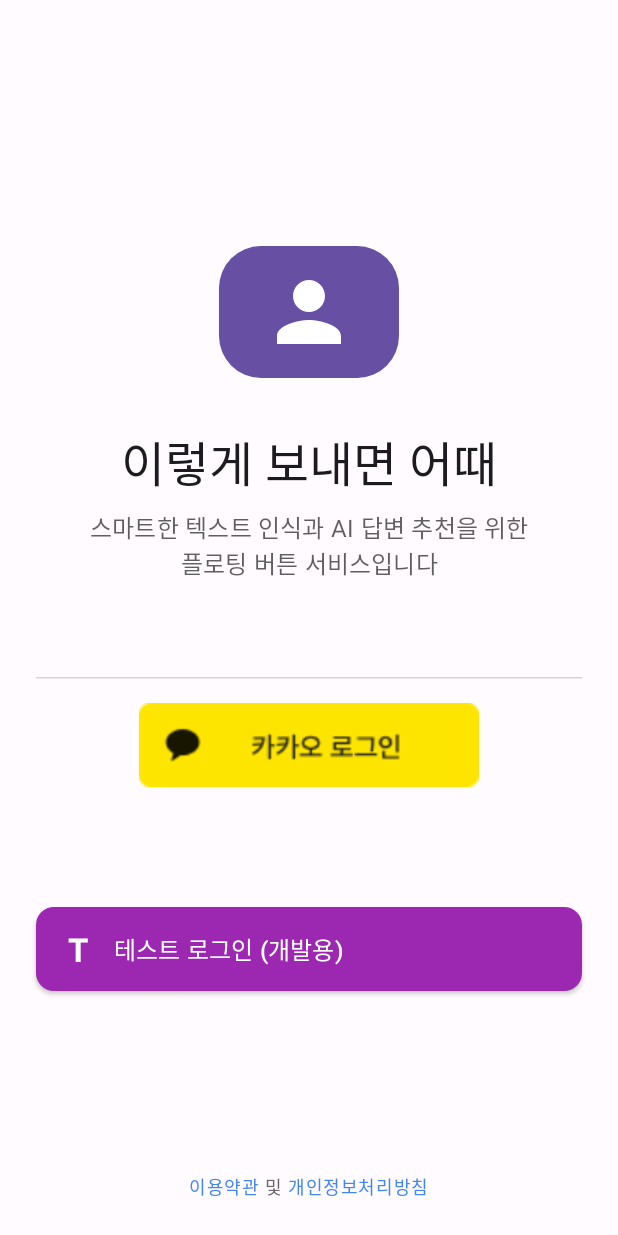
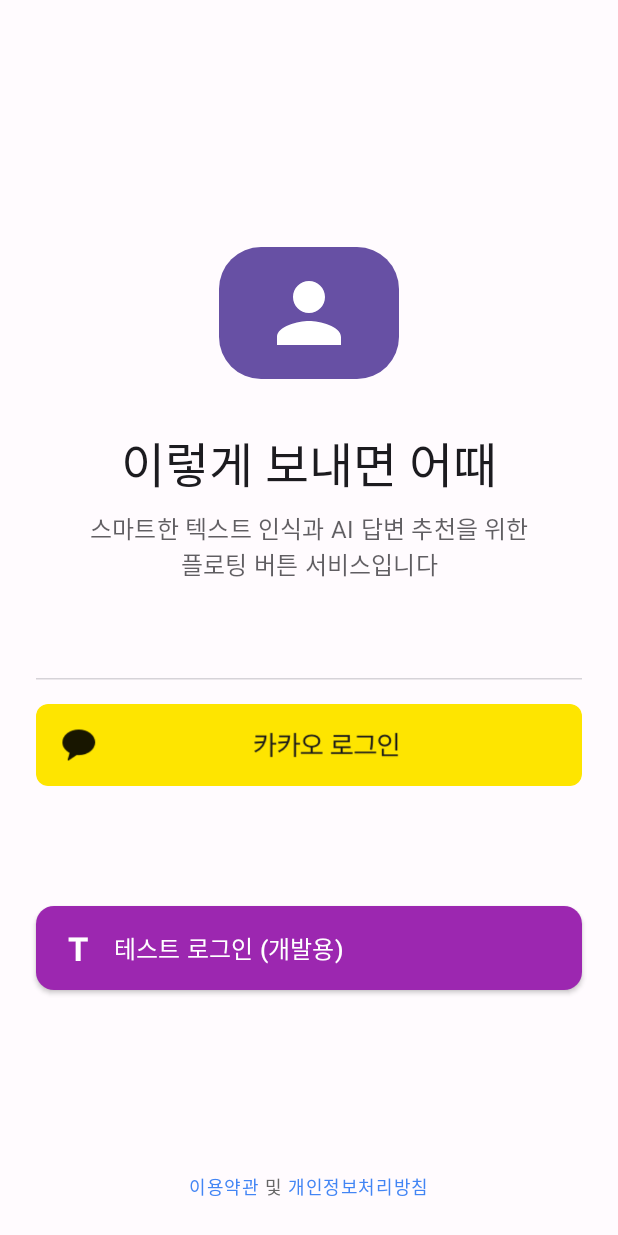
Before and after one commit to mindvridge/FloatingButtonApp, an Android app built with Jetpack Compose: the screen it shows after launch (MainActivity), on a phone screen of 412 x 824 dp. Run offline under Robolectric (Android 15) with nearby library versions, the phone set to English and light mode, and no system bars; our stand-ins replace Firebase (no records; nobody signed in at launch, a user with empty details on screens opened directly); libraries missing offline, so code that uses them is left out: com.kakao.sdk; 4 statements that could not run were skipped.

Commit message:
오전 버전으로 롤백

```diff
--- a/app/src/main/java/com/mv/floatingbuttonapp/MainActivity.kt
+++ b/app/src/main/java/com/mv/floatingbuttonapp/MainActivity.kt
@@ -828,11 +828,11 @@
 
                 // 카카오 로그인 버튼 (이미지 사용)
                 Image(
-                    painter = painterResource(id = R.drawable.kakao_login_medium_narrow),
+                    painter = painterResource(id = R.drawable.kakao_login_large_wide),
                     contentDescription = "카카오 로그인",
+                    contentScale = ContentScale.FillWidth, // 가로를 채우고 비율 유지
                     modifier = Modifier
-                        .fillMaxWidth()
-                        .height(56.dp)
+                        .fillMaxWidth() // 화면 가로에 맞춤
                         .clip(RoundedCornerShape(8.dp)) // 이미지 모서리를 둥글게
                         .clickable(onClick = onKakaoLoginClick) // 클릭 이벤트 추가
                 )
```
Also changed, not shown: app/src/main/res/drawable/kakao_login_large_wide.png (added), 2 other files.
